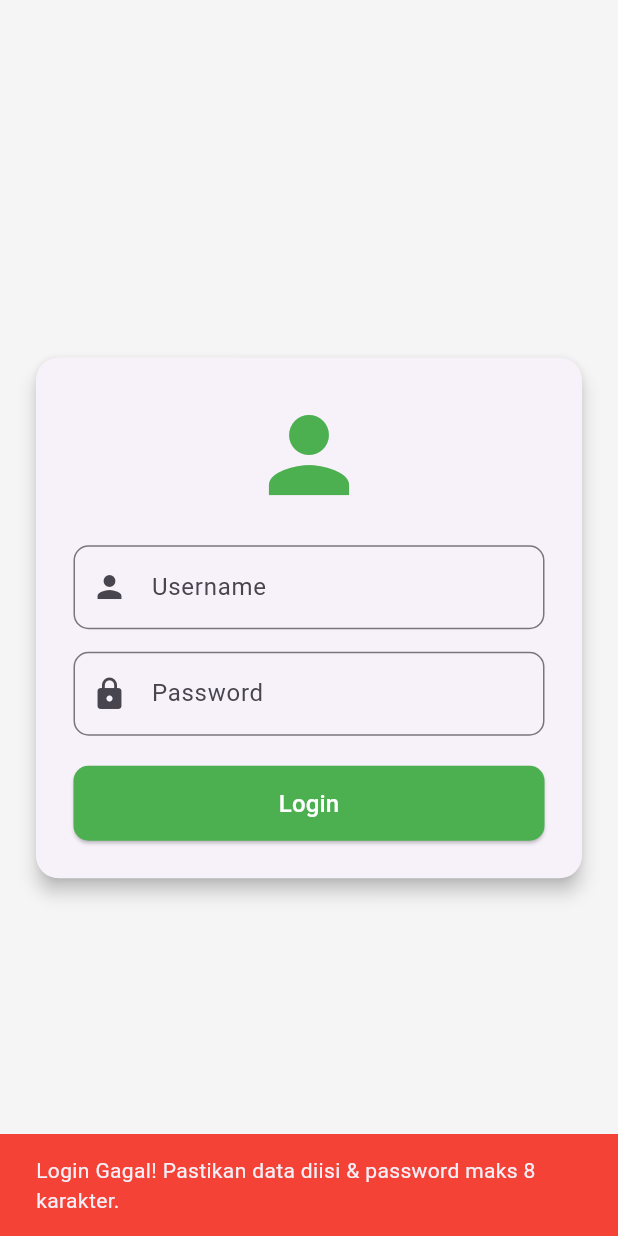
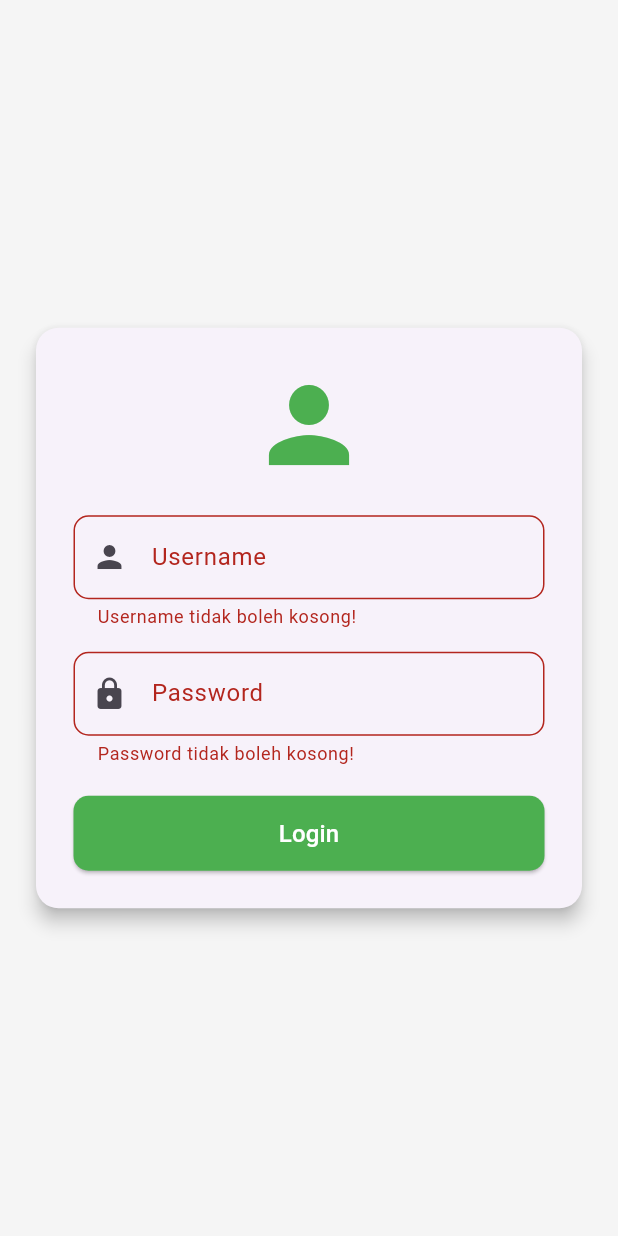
Before and after one commit to Agum82/pertemuan10_2306010, a Flutter app: the screen it shows after launch, after a tap on "Login", on a phone screen of 412 x 824 dp. Run offline on Flutter 3.47's test engine with Material 3 defaults, Android fonts, the phone set to English and light mode, and no system bars; our stand-ins replace shared_preferences.

Commit message:
Menambahkan input password dan validator pada halaman login

```diff
--- a/lib/pages/login_page.dart
+++ b/lib/pages/login_page.dart
@@ -14,6 +14,9 @@ class _LoginPageState extends State<LoginPage> {
   final TextEditingController usernameController = TextEditingController();
   final TextEditingController passwordController = TextEditingController();
 
+  // Tambahan: Kunci global untuk mengontrol Form validasi
+  final _formKey = GlobalKey<FormState>();
+
   @override
   void dispose() {
     usernameController.dispose();
@@ -22,6 +25,8 @@ class _LoginPageState extends State<LoginPage> {
   }
 
   void handleLogin() async {
+    // Mengecek apakah semua TextFormField sudah lolos validasi
+    if (_formKey.currentState!.validate()) {
       final authProvider = context.read<AuthProvider>();
 
       bool success = await authProvider.login(
@@ -37,10 +42,11 @@ class _LoginPageState extends State<LoginPage> {
       } else if (mounted) {
         ScaffoldMessenger.of(context).showSnackBar(
           const SnackBar(
-          content: Text("Login Gagal! Pastikan data diisi & password maks 8 karakter."),
+            content: Text("Login Gagal! Username atau password tidak sesuai."),
             backgroundColor: Colors.red,
           ),
         );
+      }
     }
   }
 
@@ -58,16 +64,25 @@ class _LoginPageState extends State<LoginPage> {
             ),
             child: Padding(
               padding: const EdgeInsets.all(25),
+              // Tambahan: Membungkus Column dengan Form
+              child: Form(
+                key: _formKey,
                 child: Column(
                   mainAxisSize: MainAxisSize.min,
                   children: [
-                  // Icon sudah diganti kembali menjadi hanya person
                     const Icon(Icons.person, size: 80, color: Colors.green),
                     const SizedBox(height: 20),
 
-                  // Input Username
-                  TextField(
+                    // Input Username (Diubah menjadi TextFormField)
+                    TextFormField(
                       controller: usernameController,
+                      // Tambahan Validator Username
+                      validator: (value) {
+                        if (value == null || value.isEmpty) {
+                          return 'Username tidak boleh kosong!';
+                        }
+                        return null;
+                      },
                       decoration: InputDecoration(
                         labelText: 'Username',
                         prefixIcon: const Icon(Icons.person),
@@ -78,15 +93,25 @@ class _LoginPageState extends State<LoginPage> {
                     ),
                     const SizedBox(height: 15),
 
-                  // Input Password (Maksimal 8 Karakter)
-                  TextField(
+                    // Input Password (Diubah menjadi TextFormField)
+                    TextFormField(
                       controller: passwordController,
                       obscureText: true,
                       maxLength: 8,
+                      // Tambahan Validator Password
+                      validator: (value) {
+                        if (value == null || value.isEmpty) {
+                          return 'Password tidak boleh kosong!';
+                        }
+                        if (value.length < 4) {
+                          return 'Password terlalu pendek (Minimal 4 karakter)';
+                        }
+                        return null;
+                      },
                       decoration: InputDecoration(
                         labelText: 'Password',
                         prefixIcon: const Icon(Icons.lock),
-                      counterText: "",
+                        counterText: "", // Menyembunyikan teks angka batas maksimal
                         border: OutlineInputBorder(
                           borderRadius: BorderRadius.circular(10),
                         ),
@@ -118,6 +143,7 @@ class _LoginPageState extends State<LoginPage> {
             ),
           ),
         ),
+      ),
     );
   }
 }
```
Lines whose indentation alone changed are shown as unchanged.
